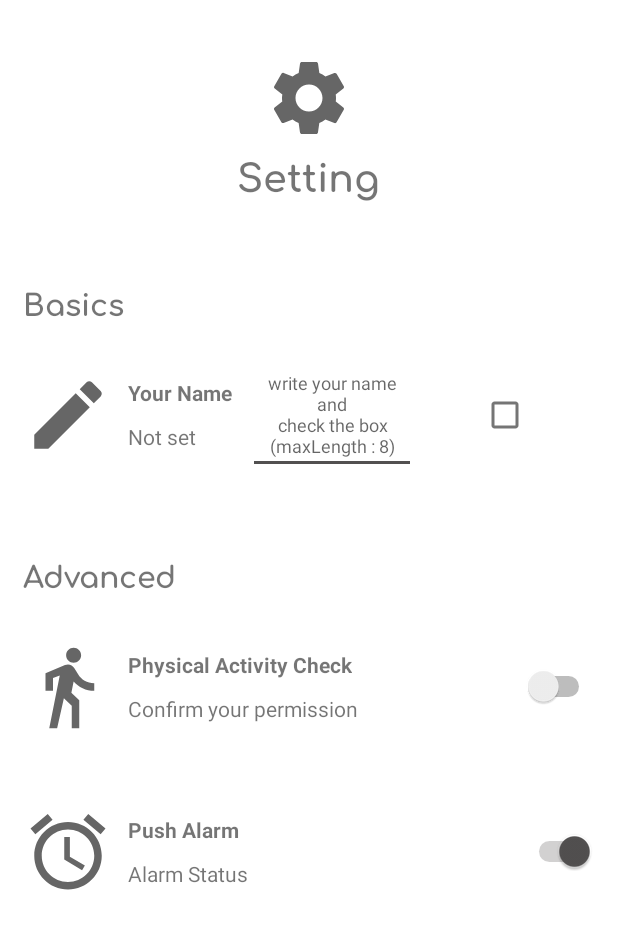
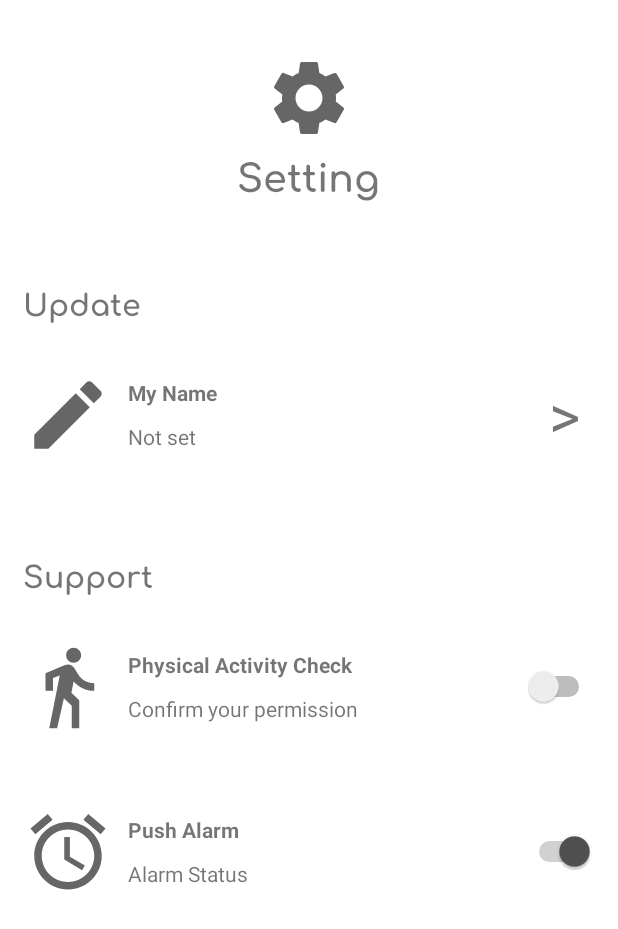
Before and after one commit to Setana-GDSCUOS/treenity-android, an Android app: the SettingsActivity screen opened directly, with no data from a screen before it, on a phone screen of 412 x 824 dp. Shown: the top 929 px of the screen. Run offline under Robolectric (Android 15) with nearby library versions, the phone set to English and light mode, and no system bars; our stand-ins replace Dagger/Hilt's generated code, Firebase (no records; nobody signed in at launch, a user with empty details on screens opened directly); libraries missing offline, so code that uses them is left out: androidx.hilt.work; network calls fail; 2 statements that could not run were skipped.

Commit message:
update settingsActivity UI + GET&PUT name + dialog + permission check
- now I need is to put animation when the api is fetched

```diff
--- a/app/src/main/java/com/setana/treenity/ui/settings/SettingsActivity.kt
+++ b/app/src/main/java/com/setana/treenity/ui/settings/SettingsActivity.kt
@@ -2,29 +2,28 @@ package com.setana.treenity.ui.settings
 
 import android.Manifest
 import android.annotation.SuppressLint
+import android.content.DialogInterface
 import android.content.Intent
-import android.content.SharedPreferences
 import android.content.pm.PackageManager
 import android.net.Uri
 import android.os.Bundle
-import androidx.preference.PreferenceFragmentCompat
-import androidx.preference.PreferenceManager
 import android.provider.Settings
 import android.util.Log
+import android.view.View
 import android.widget.CompoundButton
+import android.widget.FrameLayout
 import android.widget.Toast
 import androidx.activity.viewModels
 import androidx.appcompat.app.AlertDialog
 import androidx.appcompat.app.AppCompatActivity
 import androidx.core.app.ActivityCompat
 import androidx.core.content.ContextCompat
-import androidx.work.ExistingPeriodicWorkPolicy
 import androidx.work.NetworkType
 import androidx.work.PeriodicWorkRequest
-import androidx.work.WorkManager
+import com.airbnb.lottie.LottieDrawable
 import com.setana.treenity.R
-import com.setana.treenity.TreenityApplication.Companion.PREFS
 import com.setana.treenity.databinding.MypageSettingsActivityMainBinding
+import com.setana.treenity.databinding.MypageSettingsNameDialogBinding
 import com.setana.treenity.service.PushNotificationWorker
 import com.setana.treenity.service.TreenityForegroundService
 import com.setana.treenity.ui.loading.LoadingActivity
@@ -33,16 +32,20 @@ import dagger.hilt.android.AndroidEntryPoint
 import java.util.concurrent.TimeUnit
 
 @AndroidEntryPoint
-class SettingsActivity : AppCompatActivity(), CompoundButton.OnCheckedChangeListener{
+class SettingsActivity : AppCompatActivity(), CompoundButton.OnCheckedChangeListener, View.OnClickListener{
 
 
     private lateinit var mypageSettingsActivityMainBinding: MypageSettingsActivityMainBinding
     private val settingsViewModel: SettingsViewModel by viewModels()
+    private lateinit var hint: String
     private var localUserId: Long = -1
-    private lateinit var newName : String
+
+
+    // animation
+    private lateinit var loadingAnimationFrameLayout: FrameLayout
 
     // sensor permission
-    private val activityPermission = 100
+    private val PERMISSION_PHYSICAL_ACTIVITY = 100
     val permission = arrayOf(Manifest.permission.ACTIVITY_RECOGNITION)
 
     private val constraints = androidx.work.Constraints.Builder()
@@ -65,21 +68,36 @@ class SettingsActivity : AppCompatActivity(), CompoundButton.OnCheckedChangeList
         super.onCreate(savedInstanceState)
 
         setupUI()
+        setupLoadingAnimationFrameLayout()
+        showLoadingAnimation()
+        setupViewModel()
     }
 
     override fun onStart() {
         super.onStart()
         checkUser()
+
+
+        settingsViewModel.getUserInfo(localUserId)
+    }
+
+    override fun onResume() {
+        super.onResume()
+
     }
 
     override fun onCheckedChanged(p0: CompoundButton?, p1: Boolean) {
         // nothing to write
     }
 
+    override fun onClick(p0: View?) {
+        // nothing to write
+    }
+
     // ACTIVITY_RECOGNITION 권한 수락/거부 시
     override fun onRequestPermissionsResult( requestCode: Int, permissions: Array<out String>, grantResults: IntArray ) {
         super.onRequestPermissionsResult(requestCode, permissions, grantResults)
-        if (requestCode == activityPermission) {
+        if (requestCode == PERMISSION_PHYSICAL_ACTIVITY) {
             if (ContextCompat.checkSelfPermission(this, Manifest.permission.ACTIVITY_RECOGNITION) == PackageManager.PERMISSION_GRANTED) {
 
                 val intent = Intent(this, TreenityForegroundService::class.java)
@@ -92,29 +110,33 @@ class SettingsActivity : AppCompatActivity(), CompoundButton.OnCheckedChangeList
         }
     }
 
-    private fun setupUI() {
-        setupViewBinding()
+    private fun setupViewBinding() {
+        mypageSettingsActivityMainBinding =
+            MypageSettingsActivityMainBinding.inflate(layoutInflater)
+        setContentView(mypageSettingsActivityMainBinding.root)
+    }
 
-        // TODO: 이름 update 는 좀 더 고민해볼 것
+    private fun setupViewModel() {
 
+        // get name
+        settingsViewModel.userNameLiveData.observe(this, { user ->
+            mypageSettingsActivityMainBinding.apply {
+                newName.text = user.username
 
-        mypageSettingsActivityMainBinding.physicalActivityPermissionCheck.setOnCheckedChangeListener { _, isChecked ->
-            if(isChecked) { // 신체 활동 권한이 ON 일때
-                Log.d(TAG, "setupUI: physicalActivityPermissionCheck is checked")
+            }
+            hideLoadingAnimation()
+        })
 
-            } else { // 신체 활동 권한이 OFF 일때
-                Log.d(TAG, "setupUI: physicalActivityPermissionCheck is unchecked")
+        // put name
+        settingsViewModel.userLiveData.observe(this@SettingsActivity, { response ->
+            response.let {
+                if (it.isSuccessful) { // put 요청 잘 되었으면, 유저 정보 가져옴
+                    Toast.makeText(this@SettingsActivity, "New Name has been successfully saved", Toast.LENGTH_SHORT).show()
+                } else {
+                    throw IllegalArgumentException("Error has been occurred or you haven't changed your name")
+                }
             }
-        }
-
-        mypageSettingsActivityMainBinding.alarmNotificationCheck.setOnCheckedChangeListener { _, isChecked ->
-            if(isChecked) { // 알람 설정이 ON 일때
-                Log.d(TAG, "setupUI: alarmNotificationCheck is checked")
-
-            } else { // 알람 설정이 OFF 일때
-                Log.d(TAG, "setupUI: alarmNotificationCheck is unchecked")
-            }
-        }
+        })
     }
 
     private fun checkUser() {
@@ -128,9 +150,108 @@ class SettingsActivity : AppCompatActivity(), CompoundButton.OnCheckedChangeList
         }
     }
 
-    private fun setupViewBinding() {
-        mypageSettingsActivityMainBinding =
-            MypageSettingsActivityMainBinding.inflate(layoutInflater)
-        setContentView(mypageSettingsActivityMainBinding.root)
+
+    private fun setupLoadingAnimationFrameLayout() {
+        loadingAnimationFrameLayout = mypageSettingsActivityMainBinding.frameLottieHolder
+        loadingAnimationFrameLayout.bringToFront()
     }
+
+    private fun showLoadingAnimation() {
+        loadingAnimationFrameLayout.visibility = View.VISIBLE
+        playLottieAnimation()
+    }
+
+    private fun hideLoadingAnimation() {
+        loadingAnimationFrameLayout.visibility = View.INVISIBLE
+    }
+
+    private fun playLottieAnimation() {
+        val lottieAnimationView = mypageSettingsActivityMainBinding.lottieLoading
+        lottieAnimationView.setAnimation("loading.json")
+        lottieAnimationView.repeatCount = LottieDrawable.INFINITE
+        lottieAnimationView.playAnimation()
+    }
+
+    @SuppressLint("InflateParams")
+    private fun setupUI() {
+        setupViewBinding()
+
+        val alertDialog = AlertDialog.Builder(this)
+        // 이름 변경 탭을 누르면 editText 가 있는 다이얼로그가 나오며 적은게 있고 OK 를 누르면 적은 이름이 textView 에 보이며 PUT 요청이 이루어짐
+        mypageSettingsActivityMainBinding.nameDialog.setOnClickListener {
+            val builder = AlertDialog.Builder(this)
+            val builderItem = MypageSettingsNameDialogBinding.inflate(layoutInflater)
+            val nameField = builderItem.nameField
+            with(builder){
+                setTitle("Update Name")
+                setIcon(R.drawable.ic_baseline_edit_24)
+                setView(builderItem.root)
+                setPositiveButton("OK"){ _: DialogInterface, _: Int ->
+                    if(nameField.text.isNotEmpty()) {
+
+                        mypageSettingsActivityMainBinding.newName.text = nameField.text
+
+                        settingsViewModel.updateUserName(localUserId.toString(), nameField.text.toString())
+                    }
+                }
+                show()
+            }
+        }
+
+        mypageSettingsActivityMainBinding.physicalActivityPermissionCheck.setOnCheckedChangeListener { _, isChecked ->
+            if(!isChecked) { // 신체 활동 권한 체크 switch 가 OFF 일때
+                // test
+                Log.d(TAG, "setupUI: physicalActivityPermissionCheck is unchecked")
+
+
+                alertDialog.setIcon(R.drawable.ic_baseline_settings_24)    // 제목 아이콘
+                alertDialog.setTitle("AUTHORIZATION")    // 제목
+                alertDialog.setView(layoutInflater.inflate(R.layout.mypage_goto_application_settings, null))
+
+                alertDialog.setPositiveButton("GO To APP SETTINGS") { _, _ ->
+                    val intent = Intent()
+                    intent.action = Settings.ACTION_APPLICATION_DETAILS_SETTINGS
+                    val uri = Uri.fromParts("package", packageName, null)
+                    intent.data = uri
+                    startActivity(intent)
+                }
+
+            } else { // 신체 활동 권한 체크 switch 가 ON 일때
+                // test
+                Log.d(TAG, "setupUI: physicalActivityPermissionCheck is checked")
+
+                if (ContextCompat.checkSelfPermission(this,
+                        Manifest.permission.ACTIVITY_RECOGNITION
+                    ) != PackageManager.PERMISSION_GRANTED) {
+
+                    if (ActivityCompat.shouldShowRequestPermissionRationale(this,
+                            Manifest.permission.ACTIVITY_RECOGNITION
+                        )) {
+                        // 1. 사용자가 승인 거절을 모두 한 적이 없는 경우, 권한 요청
+                        ActivityCompat.requestPermissions(this, permission, PERMISSION_PHYSICAL_ACTIVITY)
+
+                    } else {
+                        // 2. 사용자가 거절을 누른 경우, 요청을 다시 해봤자 다이얼로그가 안뜨기에, 설정 창으로 갈 수 있는 다이얼로그를 띄움
+                        alertDialog.show()
+                    }
+                } else {
+                    // 3. 권한이 승인된 상태, 승인 되었다고 Toast 메시지 띄우기
+                    Toast.makeText(this, "Activity Sensor is Activated", Toast.LENGTH_SHORT).show()
+                }
+            }
+        }
+
+        mypageSettingsActivityMainBinding.alarmNotificationCheck.setOnCheckedChangeListener { _, isChecked ->
+            if(isChecked) { // 알람 설정이 ON 일때
+                // test
+                Log.d(TAG, "setupUI: alarmNotificationCheck is checked")
+
+            } else { // 알람 설정이 OFF 일때
+                // test
+                Log.d(TAG, "setupUI: alarmNotificationCheck is unchecked")
+            }
+        }
+    }
+
+
 }
--- a/app/src/main/java/com/setana/treenity/ui/settings/SettingsViewModel.kt
+++ b/app/src/main/java/com/setana/treenity/ui/settings/SettingsViewModel.kt
@@ -24,6 +24,9 @@ class SettingsViewModel @Inject constructor(
     private val _userLiveData: MutableLiveData<Response<Void>> = MutableLiveData()
     val userLiveData: LiveData<Response<Void>> = _userLiveData
 
+    private val _userNameLiveData: MutableLiveData<User> = MutableLiveData()
+    val userNameLiveData: LiveData<User> = _userNameLiveData
+
     private val _showErrorToast = MutableLiveData<Event<String>>()
     val showErrorToast: LiveData<Event<String>> = _showErrorToast
 
@@ -46,4 +49,24 @@ class SettingsViewModel @Inject constructor(
                 _userLiveData.postValue(response)
             }
         }
+
+    fun getUserInfo(userId:Long) = viewModelScope.launch(Dispatchers.Main) {
+
+        val handler = CoroutineExceptionHandler { _, throwable ->
+            setToastMessage("데이터를 불러오는 중 오류가 발생하였습니다.")
+            throwable.message?.let { Log.d("MyPageViewModel.kt", it) }
+        }
+
+        withContext(Dispatchers.IO + handler) {
+
+            userRepository.getUserData(userId.toString()).let { response ->
+                if (response.isSuccessful) {
+                    setToastMessage("success bringing user data!!")
+                    _userNameLiveData.postValue(response.body())
+                } else {
+                    Log.d("tag", "getUserInfo: has an error receiving data")
+                }
+            }
+        }
+    }
 }
--- a/app/src/main/java/com/setana/treenity/ui/store/StoreActivity.kt
+++ b/app/src/main/java/com/setana/treenity/ui/store/StoreActivity.kt
@@ -31,7 +31,7 @@ class StoreActivity : AppCompatActivity() {
     private lateinit var loadingAnimationFrameLayout: FrameLayout
 
     private val storeViewModel: StoreViewModel by viewModels()
-    val userId = PREFS.getLong(USER_ID_KEY, -1)
+    val userId = PREFS.getLong(USER_ID_KEY, -1) // TODO: private var localUserId: Long = -1 이걸로 바꾸기
 
     override fun onCreate(savedInstanceState: Bundle?) {
         super.onCreate(savedInstanceState)
--- a/app/src/main/res/layout/mypage_goto_application_settings.xml
+++ b/app/src/main/res/layout/mypage_goto_application_settings.xml
@@ -43,7 +43,7 @@
     <TextView
         android:layout_width="match_parent"
         android:layout_height="wrap_content"
-        android:text="4. Refresh app by scrolling down the screen(어느 페이지에서 scroll down 할 건 지 명시할 것)"
+        android:text="4. Come back to Treenity"
 
         android:fontFamily="@font/comfortaa_bold"
         android:textSize="20sp"
--- a/app/src/main/res/layout/mypage_settings_activity_main.xml
+++ b/app/src/main/res/layout/mypage_settings_activity_main.xml
@@ -4,6 +4,37 @@
     android:layout_width="match_parent"
     android:layout_height="match_parent"
     android:orientation="vertical">
+
+    <FrameLayout
+        android:id="@+id/frame_lottie_holder"
+        android:animateLayoutChanges="true"
+        android:visibility="gone"
+        android:layout_width="match_parent"
+        android:layout_height="match_parent">
+
+        <View
+            android:layout_width="match_parent"
+            android:layout_height="match_parent"
+            android:alpha="0.9"
+            android:background="@color/black"/>
+
+        <LinearLayout
+            android:layout_width="200dp"
+            android:layout_height="200dp"
+            android:layout_gravity="center"
+            android:background="@xml/map_loading_bg">
+
+            <com.airbnb.lottie.LottieAnimationView
+                android:id="@+id/lottie_loading"
+                android:alpha="1.0"
+                android:layout_width="match_parent"
+                android:layout_height="match_parent"
+                android:layout_gravity="center"
+                />
+
+        </LinearLayout>
+
+    </FrameLayout>
 
     <TextView
         android:layout_width="60dp"
@@ -32,7 +63,7 @@
             android:layout_height="wrap_content"
             android:layout_marginTop="50dp"
             android:fontFamily="@font/comfortaa_bold"
-            android:text="Basics"
+            android:text="Update"
             android:textSize="20sp" />
 
         <LinearLayout
@@ -47,7 +78,7 @@
                 app:srcCompat="@drawable/ic_baseline_edit_24" />
 
             <LinearLayout
-                android:layout_width="wrap_content"
+                android:layout_width="100dp"
                 android:layout_height="match_parent"
                 android:layout_marginStart="10dp"
                 android:orientation="vertical">
@@ -56,7 +87,7 @@
                     android:layout_width="wrap_content"
                     android:layout_height="wrap_content"
                     android:layout_marginTop="25dp"
-                    android:text="Your Name"
+                    android:text="My Name"
                     android:textStyle="bold" />
 
                 <TextView
@@ -67,24 +98,14 @@
                     android:text="Not set" />
             </LinearLayout>
 
-            <EditText
-                android:layout_width="wrap_content"
-                android:layout_height="wrap_content"
-                android:layout_gravity="center"
-                android:layout_marginStart="10dp"
-                android:ems="8"
-                android:gravity="center"
-                android:hint="write your name\nand\ncheck the box\n(maxLength : 8)"
-                android:maxLength="8"
-                android:textAlignment="center"
-                android:textSize="12sp" />
-
-            <CheckBox
+            <TextView
+                android:id="@+id/name_Dialog"
                 android:layout_width="match_parent"
-                android:layout_height="wrap_content"
-                android:layout_gravity="center"
-
-                />
+                android:layout_height="match_parent"
+                android:paddingEnd="10dp"
+                android:text=">"
+                android:gravity="center|end"
+                android:textSize="40sp"/>
 
         </LinearLayout>
 
@@ -93,7 +114,7 @@
             android:layout_height="wrap_content"
             android:layout_marginTop="40dp"
             android:fontFamily="@font/comfortaa_bold"
-            android:text="Advanced"
+            android:text="Support"
             android:textSize="20sp" />
 
         <LinearLayout
```
Also changed, not shown: app/src/main/res/layout/mypage_settings_name_dialog.xml (added, +20 -0 lines).
